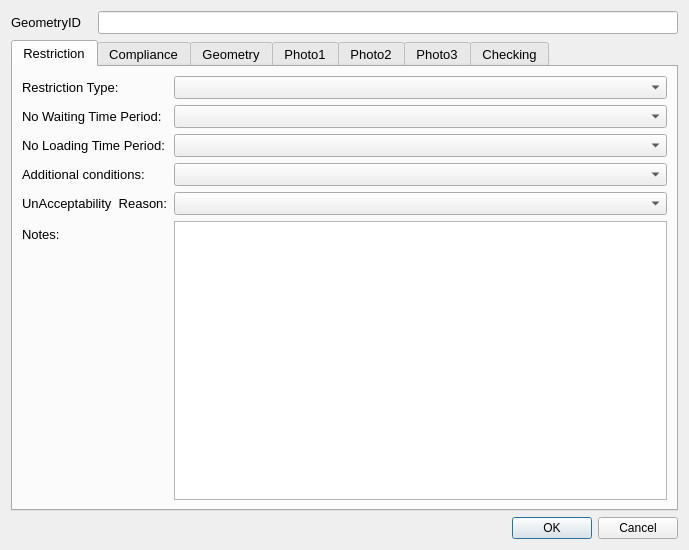
Old version of the form ui/Lines_field_audit.ui in the repository tlh22/restrictionsWithGNSS.
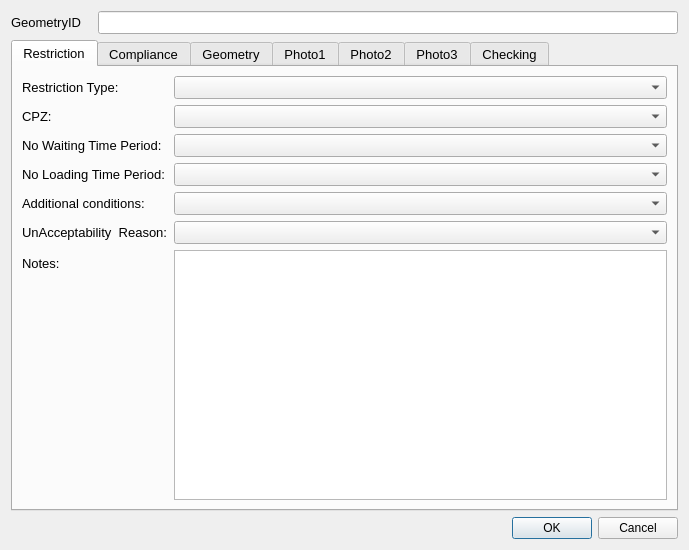
New version of the form.

```diff
--- a/ui/Lines_field_audit.ui
+++ b/ui/Lines_field_audit.ui
@@ -211,17 +211,17 @@
          </property>
         </widget>
        </item>
-       <item row="9" column="0">
+       <item row="10" column="0">
         <widget class="QLabel" name="label_2">
          <property name="text">
           <string>Notes:</string>
          </property>
         </widget>
        </item>
-       <item row="9" column="1">
+       <item row="10" column="1">
         <widget class="QTextEdit" name="Notes"/>
        </item>
-       <item row="7" column="0">
+       <item row="8" column="0">
         <widget class="QLabel" name="label_7">
          <property name="text">
           <string>UnAcceptability  Reason:</string>
@@ -231,9 +231,25 @@
          </property>
         </widget>
        </item>
-       <item row="7" column="1">
+       <item row="8" column="1">
         <widget class="QComboBox" name="UnacceptableTypeID"/>
        </item>
+       <item row="1" column="0">
+        <widget class="QLabel" name="lbl_CPZ">
+         <property name="minimumSize">
+          <size>
+           <width>90</width>
+           <height>16</height>
+          </size>
+         </property>
+         <property name="text">
+          <string>CPZ:</string>
+         </property>
+        </widget>
+       </item>
+       <item row="1" column="1">
+        <widget class="QComboBox" name="CPZ"/>
+       </item>
       </layout>
      </widget>
      <widget class="QWidget" name="complianceTab">
```
